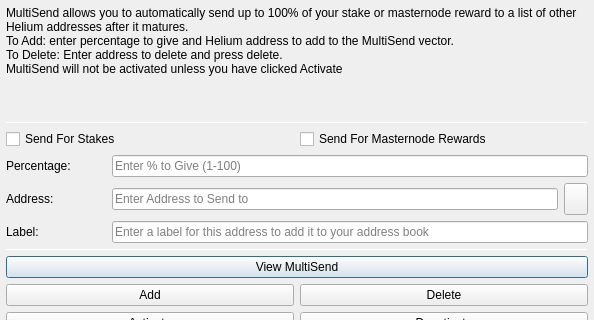
heliumchain/squorum, file src/qt/forms/multisenddialog.ui: the form before one commit; both pictures show x 0 to 594 and y 0 to 320 of the 594 by 526 pixel window.
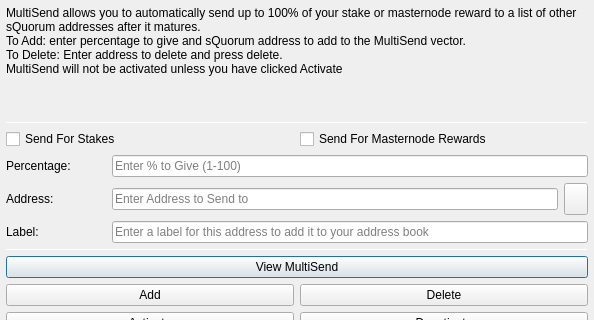
The form after the commit. Icons and pictures are not drawn.

Commit message:
Rebrand Helium to sQuorum in text
Replace all Helium and HLM in files and filenames with sQuorum and SQR

Patch:
```diff
--- a/src/qt/forms/multisenddialog.ui
+++ b/src/qt/forms/multisenddialog.ui
@@ -28,8 +28,8 @@
         <number>1</number>
        </property>
        <property name="text">
-        <string>MultiSend allows you to automatically send up to 100% of your stake or masternode reward to a list of other Helium addresses after it matures.
-To Add: enter percentage to give and Helium address to add to the MultiSend vector.
+        <string>MultiSend allows you to automatically send up to 100% of your stake or masternode reward to a list of other sQuorum addresses after it matures.
+To Add: enter percentage to give and sQuorum address to add to the MultiSend vector.
 To Delete: Enter address to delete and press delete.
 MultiSend will not be activated unless you have clicked Activate</string>
        </property>
```
Left out of the diff: 4 changed lines with no effect on the pictures. The commit also changes 478 other files.
